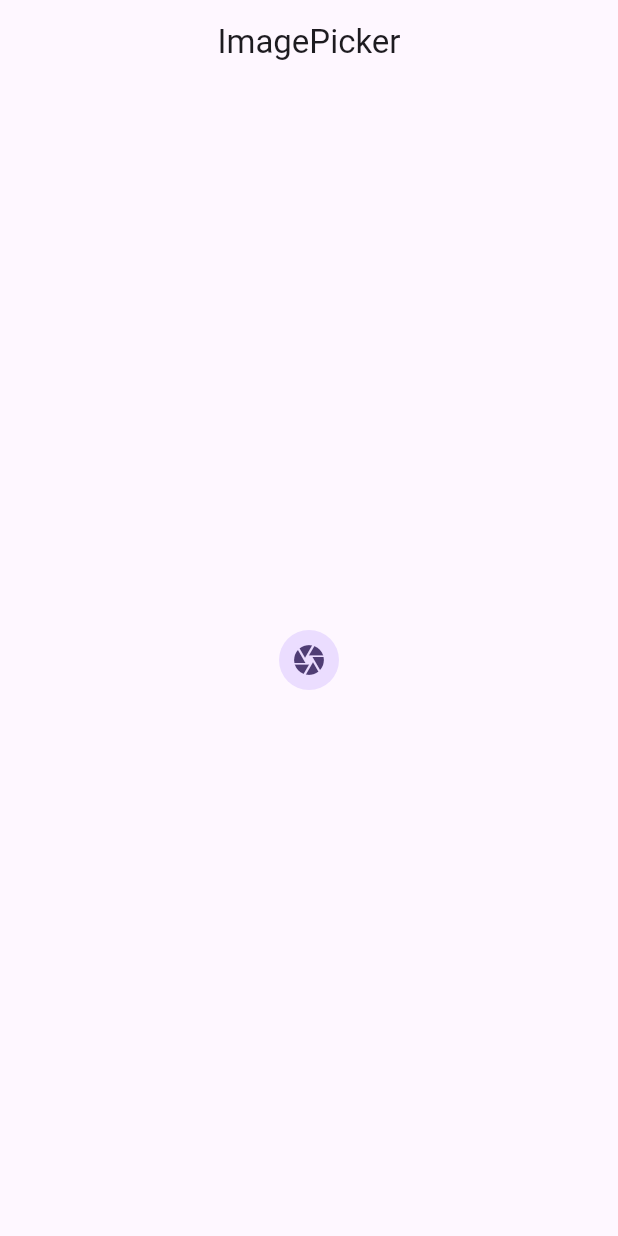
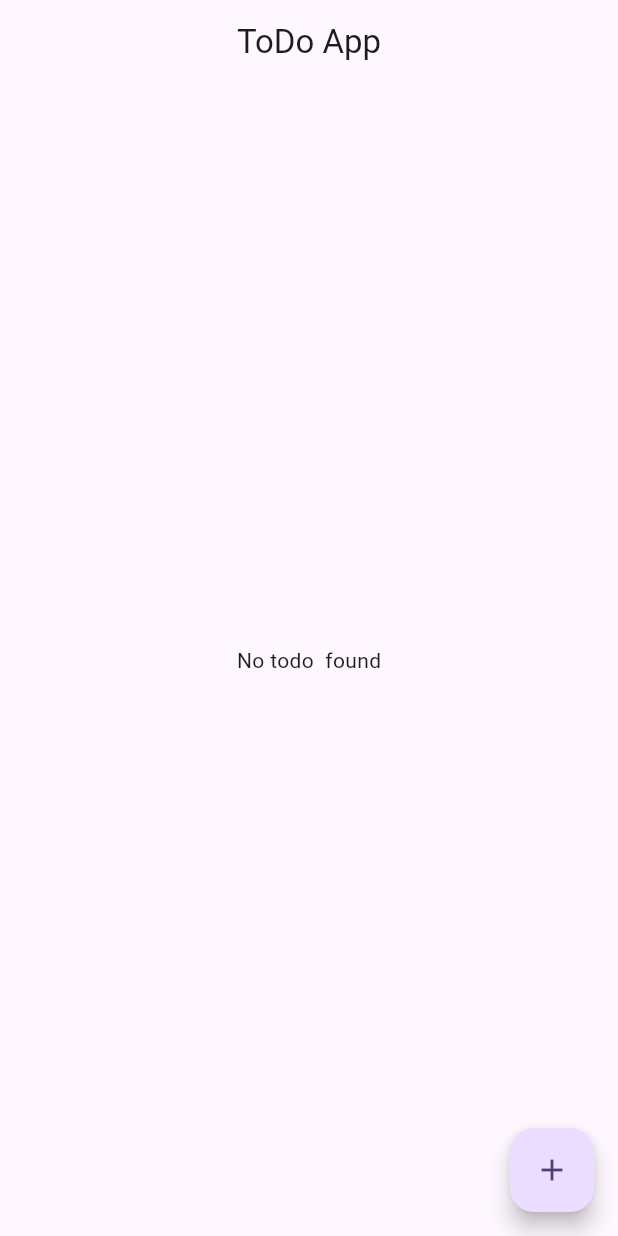
Before and after one commit to sm-aminul-islam/Bloc_clean_coding, a Flutter app: the screen it shows after launch, on a phone screen of 412 x 824 dp. Run offline on Flutter 3.47's test engine with Material 3 defaults, Android fonts, the phone set to English and light mode, and no system bars; our stand-ins replace bloc, equatable, flutter_bloc, image_picker.

Commit message:
complete ToDo app  using bloc

```diff
--- a/bloc_clean_code/lib/main.dart
+++ b/bloc_clean_code/lib/main.dart
@@ -1,8 +1,10 @@
 import 'package:bloc_clean_code/bloc/ImagePicker/bloc/image_picker_bloc.dart';
 import 'package:bloc_clean_code/bloc/counter/counter_bloc.dart';
 import 'package:bloc_clean_code/bloc/switch/switch_bloc.dart';
+import 'package:bloc_clean_code/todo/bloc/todo_bloc.dart';
 
 import 'package:bloc_clean_code/ui/image_picker/image_picker_screen.dart';
+import 'package:bloc_clean_code/ui/todo_ui/todo_screen.dart';
 import 'package:bloc_clean_code/utils/image_picker_utils.dart';
 
 import 'package:flutter/material.dart';
@@ -24,6 +26,9 @@
         BlocProvider(create: (_) => SwitchBloc()),
         BlocProvider(
           create: (context) => ImagePickerBloc(ImagePickerUtils()),
+        ),
+        BlocProvider(
+          create: (context) => TodoBloc(),
         )
       ],
       child: MaterialApp(
@@ -33,7 +38,7 @@
           useMaterial3: true,
         ),
         debugShowCheckedModeBanner: false,
-        home: ImagePickerScreen(),
+        home: TodoScreen(),
       ),
     );
   }
--- /dev/null
+++ b/bloc_clean_code/lib/todo/bloc/todo_bloc.dart
@@ -0,0 +1,23 @@
+import 'package:bloc/bloc.dart';
+import 'package:equatable/equatable.dart';
+import 'package:meta/meta.dart';
+
+part 'todo_event.dart';
+part 'todo_state.dart';
+
+class TodoBloc extends Bloc<TodoEvent, TodoState> {
+  final List<String> todoList = [];
+  TodoBloc() : super(TodoState()) {
+    on<AddToDoEvent>(_addTodoEvent);
+    on<RemoveTodoEvent>(_removeTodoEvent);
+  }
+  void _addTodoEvent(AddToDoEvent event, Emitter<TodoState> emit) {
+    todoList.add(event.task);
+    emit(state.copyWith(todoList: List.from(todoList)));
+  }
+
+  void _removeTodoEvent(RemoveTodoEvent event, Emitter<TodoState> emit) {
+    todoList.remove(event.task);
+    emit(state.copyWith(todoList: List.from(todoList)));
+  }
+}
--- /dev/null
+++ b/bloc_clean_code/lib/todo/bloc/todo_event.dart
@@ -0,0 +1,22 @@
+part of 'todo_bloc.dart';
+
+class TodoEvent extends Equatable {
+  const TodoEvent();
+  @override
+  // TODO: implement props
+  List<Object?> get props => [];
+}
+
+class AddToDoEvent extends TodoEvent {
+  final String task;
+  AddToDoEvent({required this.task});
+  @override
+  List<Object> get props => [task];
+}
+
+class RemoveTodoEvent extends TodoEvent {
+  final Object task;
+  RemoveTodoEvent({required this.task});
+  @override
+  List<Object> get props => [task];
+}
--- /dev/null
+++ b/bloc_clean_code/lib/todo/bloc/todo_state.dart
@@ -0,0 +1,13 @@
+part of 'todo_bloc.dart';
+
+class TodoState extends Equatable {
+  final List<String> todoList;
+  TodoState({this.todoList = const []});
+  TodoState copyWith({List<String>? todoList}) {
+    return TodoState(todoList: todoList ?? this.todoList);
+  }
+
+  @override
+  // TODO: implement props
+  List<Object?> get props => [todoList];
+}
--- a/bloc_clean_code/lib/ui/image_picker/image_picker_screen.dart
+++ b/bloc_clean_code/lib/ui/image_picker/image_picker_screen.dart
@@ -25,10 +25,10 @@
           if (state.file == null) {
             return InkWell(
               onTap: () {
-                context.read<ImagePickerBloc>().add(CameraCapture());
+                context.read<ImagePickerBloc>().add(GalleryPicture());
               },
               child: CircleAvatar(
-                child: Icon(Icons.camera),
+                child: Icon(Icons.browse_gallery),
               ),
             );
           } else {
--- /dev/null
+++ b/bloc_clean_code/lib/ui/todo_ui/todo_screen.dart
@@ -0,0 +1,57 @@
+import 'package:bloc_clean_code/todo/bloc/todo_bloc.dart';
+import 'package:flutter/material.dart';
+import 'package:flutter_bloc/flutter_bloc.dart';
+
+class TodoScreen extends StatefulWidget {
+  const TodoScreen({super.key});
+
+  @override
+  State<TodoScreen> createState() => _TodoScreenState();
+}
+
+class _TodoScreenState extends State<TodoScreen> {
+  @override
+  Widget build(BuildContext context) {
+    return Scaffold(
+      appBar: AppBar(
+        title: Text("ToDo App"),
+        centerTitle: true,
+      ),
+      body: BlocBuilder<TodoBloc, TodoState>(
+        builder: (context, state) {
+          if (state.todoList.isEmpty) {
+            return Center(
+              child: Text("No todo  found"),
+            );
+          } else if (state.todoList.isNotEmpty) {
+            return ListView.builder(
+                itemCount: state.todoList.length,
+                itemBuilder: (context, index) {
+                  return ListTile(
+                    title: Text(state.todoList[index]),
+                    trailing: IconButton(
+                        onPressed: () {
+                          context.read<TodoBloc>().add(
+                              RemoveTodoEvent(task: state.todoList[index]));
+                        },
+                        icon: Icon(Icons.delete)),
+                  );
+                });
+          } else {
+            return SizedBox();
+          }
+        },
+      ),
+      floatingActionButton: FloatingActionButton(
+        onPressed: () {
+          for (int i = 0; i < 10; i++) {
+            context
+                .read<TodoBloc>()
+                .add(AddToDoEvent(task: 'task:' + i.toString()));
+          }
+        },
+        child: Icon(Icons.add),
+      ),
+    );
+  }
+}
```
Also changed, not shown: bloc_clean_code/lib/bloc/ImagePicker/bloc/image_picker_bloc.dart (+7 -0 lines), 1 other file.
